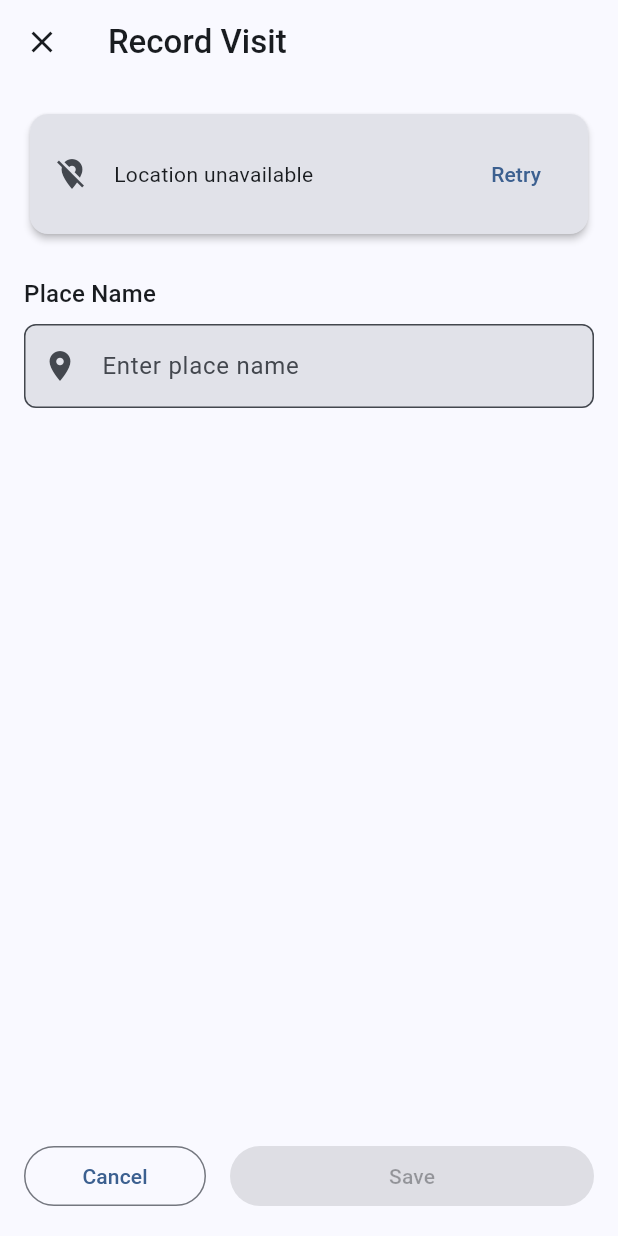
After one commit to NearlyUnique/goldfish, a Flutter app: the RecordVisitScreen screen opened by its route, after a tap on the "close" icon, on a phone screen of 412 x 824 dp. The commit adds this screen. Run offline on Flutter 3.47's test engine with Material 3 defaults, Android fonts, the phone set to English and light mode, and no system bars; our stand-ins replace cloud_firestore, firebase_auth, firebase_core, geolocator, go_router, google_sign_in; accounts and stored records are empty.

Commit message:
Task 10: Create Record Visit Screen

```diff
--- a/lib/core/router/app_router.dart
+++ b/lib/core/router/app_router.dart
@@ -3,6 +3,7 @@ import 'package:go_router/go_router.dart';
 import 'package:goldfish/core/auth/auth_notifier.dart';
 import 'package:goldfish/features/auth/presentation/screens/sign_in_screen.dart';
 import 'package:goldfish/features/home/presentation/screens/home_screen.dart';
+import 'package:goldfish/features/visits/presentation/screens/record_visit_screen.dart';
 
 /// Configuration for app navigation with authentication guards.
 ///
@@ -30,6 +31,13 @@ class AppRouter {
         name: 'home',
         builder: (context, state) => HomeScreen(authNotifier: _authNotifier),
       ),
+      GoRoute(
+        path: '/record-visit',
+        name: 'record-visit',
+        builder: (context, state) => RecordVisitScreen(
+          authNotifier: _authNotifier,
+        ),
+      ),
     ],
   );
 
--- /dev/null
+++ b/lib/features/visits/presentation/screens/record_visit_screen.dart
@@ -0,0 +1,441 @@
+import 'package:flutter/material.dart';
+import 'package:go_router/go_router.dart';
+import 'package:goldfish/core/api/http_client.dart';
+import 'package:goldfish/core/api/overpass_client.dart';
+import 'package:goldfish/core/auth/auth_notifier.dart';
+import 'package:goldfish/core/data/models/place_suggestion_model.dart';
+import 'package:goldfish/core/data/repositories/visit_repository.dart';
+import 'package:goldfish/core/location/location_service.dart';
+import 'package:goldfish/features/visits/domain/view_models/record_visit_view_model.dart';
+import 'package:goldfish/features/visits/presentation/widgets/place_suggestions_list.dart';
+
+/// Screen for recording a new visit to a location.
+///
+/// Allows users to:
+/// - Capture GPS location automatically
+/// - View place suggestions from Overpass API
+/// - Select a place from suggestions or enter manually
+/// - Save the visit to Firestore
+class RecordVisitScreen extends StatefulWidget {
+  /// Creates a new [RecordVisitScreen].
+  const RecordVisitScreen({
+    super.key,
+    required this.authNotifier,
+  });
+
+  /// The authentication notifier for getting the current user.
+  final AuthNotifier authNotifier;
+
+  @override
+  State<RecordVisitScreen> createState() => _RecordVisitScreenState();
+}
+
+class _RecordVisitScreenState extends State<RecordVisitScreen> {
+  late final RecordVisitViewModel _viewModel;
+  final _placeNameController = TextEditingController();
+  final _formKey = GlobalKey<FormState>();
+
+  @override
+  void initState() {
+    super.initState();
+    _viewModel = _createViewModel();
+    _viewModel.addListener(_onViewModelChanged);
+    _viewModel.initialize();
+  }
+
+  @override
+  void dispose() {
+    _viewModel.removeListener(_onViewModelChanged);
+    _viewModel.dispose();
+    _placeNameController.dispose();
+    super.dispose();
+  }
+
+  /// Creates a [RecordVisitViewModel] with all required dependencies.
+  RecordVisitViewModel _createViewModel() {
+    final locationService = GeolocatorLocationService();
+    final httpClient = HttpPackageClient();
+    final overpassClient = OverpassClient(httpClient: httpClient);
+    final visitRepository = VisitRepository();
+
+    return RecordVisitViewModel(
+      locationService: locationService,
+      overpassClient: overpassClient,
+      visitRepository: visitRepository,
+      authNotifier: widget.authNotifier,
+    );
+  }
+
+  /// Handles ViewModel state changes, updating the UI accordingly.
+  void _onViewModelChanged() {
+    // Update text field if place name changed (e.g., from suggestion selection)
+    if (_placeNameController.text != _viewModel.placeName) {
+      _placeNameController.text = _viewModel.placeName;
+    }
+  }
+
+  /// Handles the save button tap.
+  Future<void> _handleSave() async {
+    if (!_formKey.currentState!.validate()) {
+      return;
+    }
+
+    if (!_viewModel.canSave) {
+      ScaffoldMessenger.of(context).showSnackBar(
+        const SnackBar(
+          content: Text('Please enter a place name and ensure location is available.'),
+        ),
+      );
+      return;
+    }
+
+    try {
+      await _viewModel.saveVisit();
+
+      if (mounted) {
+        ScaffoldMessenger.of(context).showSnackBar(
+          const SnackBar(
+            content: Text('Visit recorded successfully'),
+            duration: Duration(seconds: 2),
+          ),
+        );
+        context.pop();
+      }
+    } catch (e) {
+      if (mounted) {
+        ScaffoldMessenger.of(context).showSnackBar(
+          SnackBar(
+            content: Text('Failed to save visit: ${e.toString()}'),
+            duration: const Duration(seconds: 4),
+          ),
+        );
+      }
+    }
+  }
+
+  /// Handles the cancel button tap.
+  void _handleCancel() {
+    _viewModel.cancel();
+    context.pop();
+  }
+
+  @override
+  Widget build(BuildContext context) {
+    return Scaffold(
+      appBar: AppBar(
+        title: const Text('Record Visit'),
+        leading: IconButton(
+          icon: const Icon(Icons.close),
+          onPressed: _handleCancel,
+          tooltip: 'Cancel',
+        ),
+      ),
+      body: ListenableBuilder(
+        listenable: _viewModel,
+        builder: (context, _) {
+          return Stack(
+            children: [
+              SingleChildScrollView(
+                padding: const EdgeInsets.all(16),
+                child: Form(
+                  key: _formKey,
+                  child: Column(
+                    crossAxisAlignment: CrossAxisAlignment.stretch,
+                    children: [
+                      // Location status section
+                      _LocationStatusSection(viewModel: _viewModel),
+                      const SizedBox(height: 24),
+
+                      // Place suggestions list (if location available)
+                      if (_viewModel.currentLocation != null) ...[
+                        PlaceSuggestionsList(viewModel: _viewModel),
+                        const SizedBox(height: 24),
+                        // Divider with "OR" text
+                        Row(
+                          children: [
+                            Expanded(child: Divider()),
+                            Padding(
+                              padding: const EdgeInsets.symmetric(horizontal: 16),
+                              child: Text(
+                                'OR',
+                                style: Theme.of(context).textTheme.bodySmall?.copyWith(
+                                      color: Theme.of(context).colorScheme.onSurfaceVariant,
+                                    ),
+                              ),
+                            ),
+                            Expanded(child: Divider()),
+                          ],
+                        ),
+                        const SizedBox(height: 24),
+                      ],
+
+                      // Manual entry section
+                      _ManualEntrySection(
+                        viewModel: _viewModel,
+                        controller: _placeNameController,
+                      ),
+                      const SizedBox(height: 24),
+
+                      // Selected suggestion details (if any)
+                      if (_viewModel.selectedSuggestion != null) ...[
+                        _SelectedSuggestionDetails(
+                          suggestion: _viewModel.selectedSuggestion!,
+                        ),
+                        const SizedBox(height: 24),
+                      ],
+                    ],
+                  ),
+                ),
+              ),
+
+              // Loading overlay during save
+              if (_viewModel.isSaving)
+                Container(
+                  color: Colors.black.withOpacity(0.3),
+                  child: const Center(
+                    child: CircularProgressIndicator(),
+                  ),
+                ),
+            ],
+          );
+        },
+      ),
+      bottomNavigationBar: ListenableBuilder(
+        listenable: _viewModel,
+        builder: (context, _) {
+          return SafeArea(
+            child: Padding(
+              padding: const EdgeInsets.all(16),
+              child: Row(
+                children: [
+                  Expanded(
+                    child: OutlinedButton(
+                      onPressed: _handleCancel,
+                      child: const Text('Cancel'),
+                    ),
+                  ),
+                  const SizedBox(width: 16),
+                  Expanded(
+                    flex: 2,
+                    child: FilledButton(
+                      onPressed: _viewModel.canSave && !_viewModel.isSaving
+                          ? _handleSave
+                          : null,
+                      child: const Text('Save'),
+                    ),
+                  ),
+                ],
+              ),
+            ),
+          );
+        },
+      ),
+    );
+  }
+}
+
+/// Widget displaying the current location status.
+class _LocationStatusSection extends StatelessWidget {
+  const _LocationStatusSection({required this.viewModel});
+
+  final RecordVisitViewModel viewModel;
+
+  @override
+  Widget build(BuildContext context) {
+    if (viewModel.isLoadingLocation) {
+      return Card(
+        child: Padding(
+          padding: const EdgeInsets.all(16),
+          child: Row(
+            children: [
+              const SizedBox(
+                width: 20,
+                height: 20,
+                child: CircularProgressIndicator(strokeWidth: 2),
+              ),
+              const SizedBox(width: 16),
+              Expanded(
+                child: Text(
+                  'Getting your location...',
+                  style: Theme.of(context).textTheme.bodyMedium,
+                ),
+              ),
+            ],
+          ),
+        ),
+      );
+    }
+
+    if (viewModel.currentLocation != null) {
+      final location = viewModel.currentLocation!;
+      return Card(
+        child: Padding(
+          padding: const EdgeInsets.all(16),
+          child: Column(
+            crossAxisAlignment: CrossAxisAlignment.start,
+            children: [
+              Row(
+                children: [
+                  Icon(
+                    Icons.location_on,
+                    color: Theme.of(context).colorScheme.primary,
+                  ),
+                  const SizedBox(width: 8),
+                  Text(
+                    'Location',
+                    style: Theme.of(context).textTheme.titleMedium,
+                  ),
+                ],
+              ),
+              const SizedBox(height: 8),
+              Text(
+                '${location.latitude.toStringAsFixed(6)}, ${location.longitude.toStringAsFixed(6)}',
+                style: Theme.of(context).textTheme.bodySmall?.copyWith(
+                      color: Theme.of(context).colorScheme.onSurfaceVariant,
+                    ),
+              ),
+            ],
+          ),
+        ),
+      );
+    }
+
+    // Location unavailable
+    return Card(
+      color: Theme.of(context).colorScheme.surfaceContainerHighest,
+      child: Padding(
+        padding: const EdgeInsets.all(16),
+        child: Row(
+          children: [
+            Icon(
+              Icons.location_off,
+              color: Theme.of(context).colorScheme.onSurfaceVariant,
+            ),
+            const SizedBox(width: 16),
+            Expanded(
+              child: Column(
+                crossAxisAlignment: CrossAxisAlignment.start,
+                children: [
+                  Text(
+                    'Location unavailable',
+                    style: Theme.of(context).textTheme.bodyMedium,
+                  ),
+                  if (viewModel.error != null) ...[
+                    const SizedBox(height: 4),
+                    Text(
+                      viewModel.error!,
+                      style: Theme.of(context).textTheme.bodySmall?.copyWith(
+                            color: Theme.of(context).colorScheme.onSurfaceVariant,
+                          ),
+                    ),
+                  ],
+                ],
+              ),
+            ),
+            TextButton(
+              onPressed: viewModel.refreshLocation,
+              child: const Text('Retry'),
+            ),
+          ],
+        ),
+      ),
+    );
+  }
+}
+
+/// Widget for manual place name entry.
+class _ManualEntrySection extends StatelessWidget {
+  const _ManualEntrySection({
+    required this.viewModel,
+    required this.controller,
+  });
+
+  final RecordVisitViewModel viewModel;
+  final TextEditingController controller;
+
+  @override
+  Widget build(BuildContext context) {
+    return Column(
+      crossAxisAlignment: CrossAxisAlignment.start,
+      children: [
+        Text(
+          'Place Name',
+          style: Theme.of(context).textTheme.titleMedium,
+        ),
+        const SizedBox(height: 8),
+        TextFormField(
+          controller: controller,
+          decoration: const InputDecoration(
+            hintText: 'Enter place name',
+            prefixIcon: Icon(Icons.place),
+          ),
+          textCapitalization: TextCapitalization.words,
+          onChanged: (value) {
+            viewModel.updatePlaceName(value);
+          },
+          validator: (value) {
+            if (value == null || value.trim().isEmpty) {
+              return 'Please enter a place name';
+            }
+            return null;
+          },
+        ),
+      ],
+    );
+  }
+}
+
+/// Widget displaying details of the selected suggestion.
+class _SelectedSuggestionDetails extends StatelessWidget {
+  const _SelectedSuggestionDetails({required this.suggestion});
+
+  final PlaceSuggestion suggestion;
+
+  @override
+  Widget build(BuildContext context) {
+    return Card(
+      color: Theme.of(context).colorScheme.primaryContainer,
+      child: Padding(
+        padding: const EdgeInsets.all(16),
+        child: Column(
+          crossAxisAlignment: CrossAxisAlignment.start,
+          children: [
+            Row(
+              children: [
+                Icon(
+                  Icons.check_circle,
+                  color: Theme.of(context).colorScheme.primary,
+                ),
+                const SizedBox(width: 8),
+                Text(
+                  'Selected Place',
+                  style: Theme.of(context).textTheme.titleSmall?.copyWith(
+                        color: Theme.of(context).colorScheme.onPrimaryContainer,
+                      ),
+                ),
+              ],
+            ),
+            if (suggestion.amenityType != null) ...[
+              const SizedBox(height: 8),
+              Text(
+                'Type: ${suggestion.amenityType}',
+                style: Theme.of(context).textTheme.bodySmall?.copyWith(
+                      color: Theme.of(context).colorScheme.onPrimaryContainer,
+                    ),
+              ),
+            ],
+            if (suggestion.address != null) ...[
+              const SizedBox(height: 4),
+              Text(
+                'Address: ${suggestion.address}',
+                style: Theme.of(context).textTheme.bodySmall?.copyWith(
+                      color: Theme.of(context).colorScheme.onPrimaryContainer,
+                    ),
+              ),
+            ],
+          ],
+        ),
+      ),
+    );
+  }
+}
```
